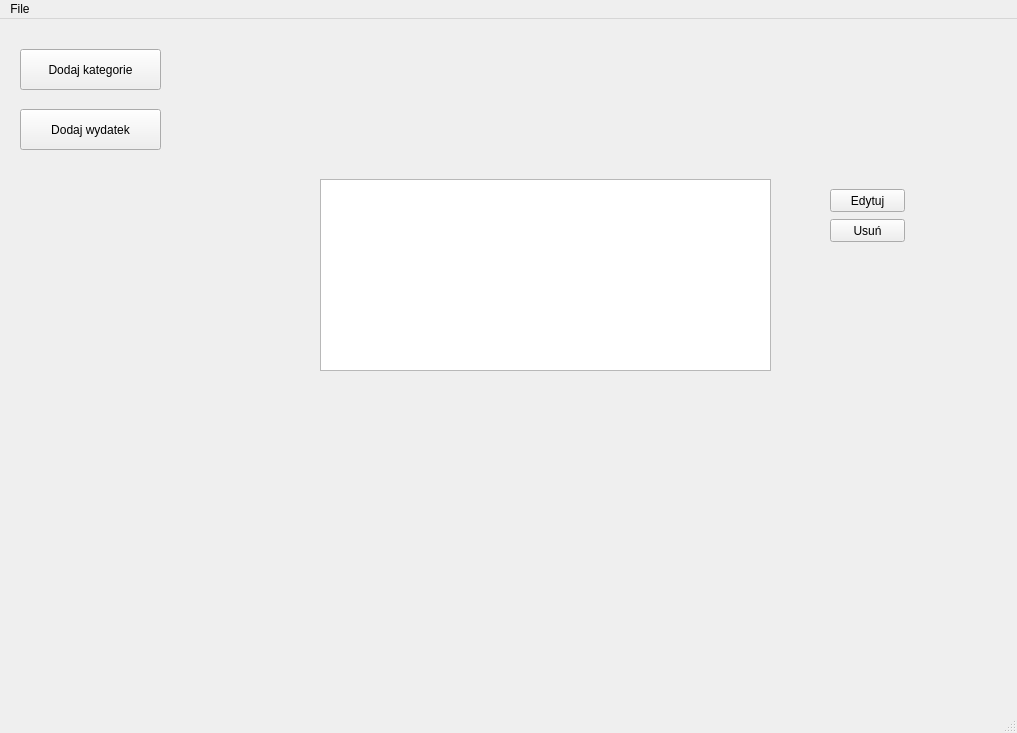
Before: the Qt Designer form src/gui/mygui.ui in kkamczak/Budget_Management, drawn with Qt 5.
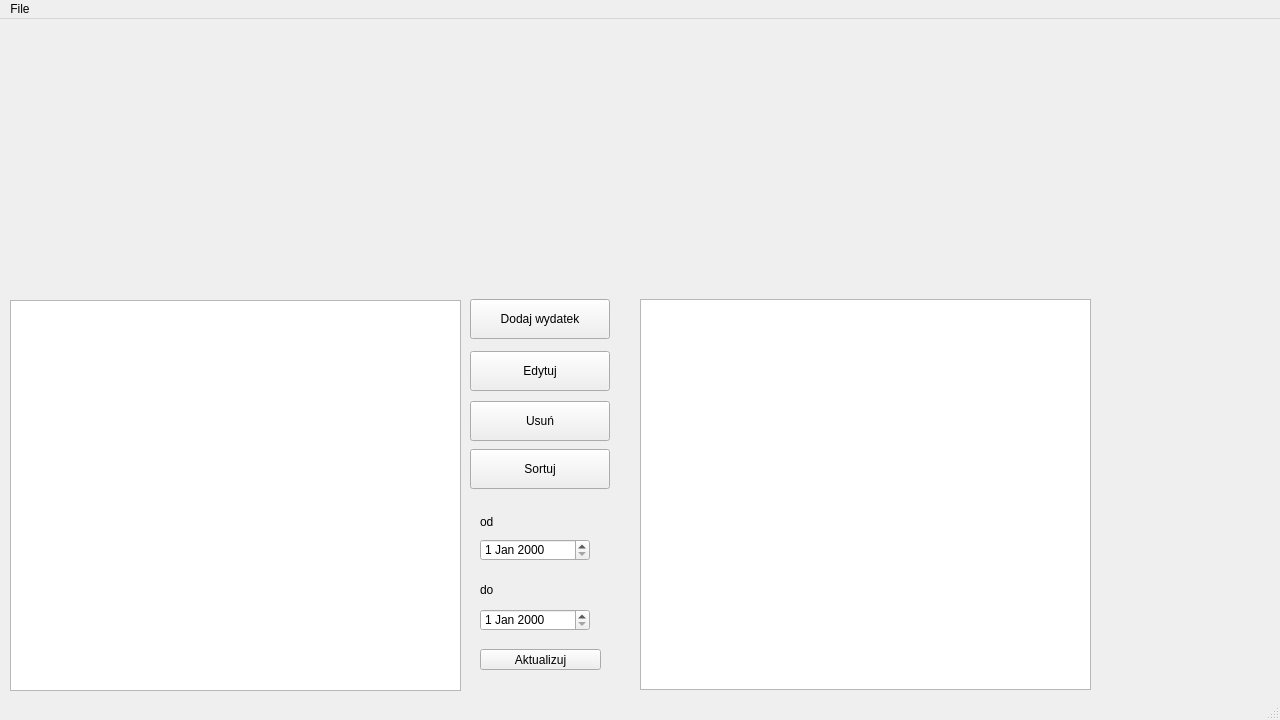
After: the same form once the commit is applied.

Commit message: From now u can add, edit and delete categories. Expenses sum of category is now showed on the main screen.

The edit to the form file:
```diff
--- a/src/gui/mygui.ui
+++ b/src/gui/mygui.ui
@@ -6,34 +6,21 @@
    <rect>
     <x>0</x>
     <y>0</y>
-    <width>1017</width>
-    <height>733</height>
+    <width>1280</width>
+    <height>720</height>
    </rect>
   </property>
   <property name="windowTitle">
    <string>MainWindow</string>
   </property>
   <widget class="QWidget" name="centralwidget">
-   <widget class="QPushButton" name="button_add_category">
-    <property name="geometry">
-     <rect>
-      <x>20</x>
-      <y>30</y>
-      <width>141</width>
-      <height>41</height>
-     </rect>
-    </property>
-    <property name="text">
-     <string>Dodaj kategorie</string>
-    </property>
-   </widget>
    <widget class="QPushButton" name="button_add_expense">
     <property name="geometry">
      <rect>
-      <x>20</x>
-      <y>90</y>
-      <width>141</width>
-      <height>41</height>
+      <x>470</x>
+      <y>280</y>
+      <width>140</width>
+      <height>40</height>
      </rect>
     </property>
     <property name="text">
@@ -43,20 +30,20 @@
    <widget class="QTableWidget" name="table_of_expenses">
     <property name="geometry">
      <rect>
-      <x>320</x>
-      <y>160</y>
+      <x>10</x>
+      <y>281</y>
       <width>451</width>
-      <height>192</height>
+      <height>391</height>
      </rect>
     </property>
    </widget>
    <widget class="QPushButton" name="button_edit_expense">
     <property name="geometry">
      <rect>
-      <x>830</x>
-      <y>170</y>
-      <width>75</width>
-      <height>23</height>
+      <x>470</x>
+      <y>332</y>
+      <width>140</width>
+      <height>40</height>
      </rect>
     </property>
     <property name="text">
@@ -66,23 +53,105 @@
    <widget class="QPushButton" name="button_delete_expense">
     <property name="geometry">
      <rect>
-      <x>830</x>
-      <y>200</y>
-      <width>75</width>
-      <height>23</height>
+      <x>470</x>
+      <y>382</y>
+      <width>140</width>
+      <height>40</height>
      </rect>
     </property>
     <property name="text">
      <string>Usuń</string>
     </property>
    </widget>
+   <widget class="QPushButton" name="button_sort_expense">
+    <property name="geometry">
+     <rect>
+      <x>470</x>
+      <y>430</y>
+      <width>140</width>
+      <height>40</height>
+     </rect>
+    </property>
+    <property name="text">
+     <string>Sortuj</string>
+    </property>
+   </widget>
+   <widget class="QTableWidget" name="table_of_category_expenses">
+    <property name="geometry">
+     <rect>
+      <x>640</x>
+      <y>280</y>
+      <width>451</width>
+      <height>391</height>
+     </rect>
+    </property>
+   </widget>
+   <widget class="QDateEdit" name="date_start">
+    <property name="geometry">
+     <rect>
+      <x>480</x>
+      <y>520</y>
+      <width>110</width>
+      <height>22</height>
+     </rect>
+    </property>
+   </widget>
+   <widget class="QDateEdit" name="date_end">
+    <property name="geometry">
+     <rect>
+      <x>480</x>
+      <y>590</y>
+      <width>110</width>
+      <height>22</height>
+     </rect>
+    </property>
+   </widget>
+   <widget class="QLabel" name="label_date_start">
+    <property name="geometry">
+     <rect>
+      <x>480</x>
+      <y>492</y>
+      <width>101</width>
+      <height>21</height>
+     </rect>
+    </property>
+    <property name="text">
+     <string>od</string>
+    </property>
+   </widget>
+   <widget class="QLabel" name="label_date_end">
+    <property name="geometry">
+     <rect>
+      <x>480</x>
+      <y>560</y>
+      <width>101</width>
+      <height>21</height>
+     </rect>
+    </property>
+    <property name="text">
+     <string>do</string>
+    </property>
+   </widget>
+   <widget class="QPushButton" name="update_date">
+    <property name="geometry">
+     <rect>
+      <x>480</x>
+      <y>630</y>
+      <width>121</width>
+      <height>21</height>
+     </rect>
+    </property>
+    <property name="text">
+     <string>Aktualizuj</string>
+    </property>
+   </widget>
   </widget>
   <widget class="QMenuBar" name="menubar">
    <property name="geometry">
     <rect>
      <x>0</x>
      <y>0</y>
-     <width>1017</width>
+     <width>1280</width>
      <height>21</height>
     </rect>
    </property>
```
Left out of the diff: 6 changed lines with no effect on the pictures. The commit also changes 6 other files.
